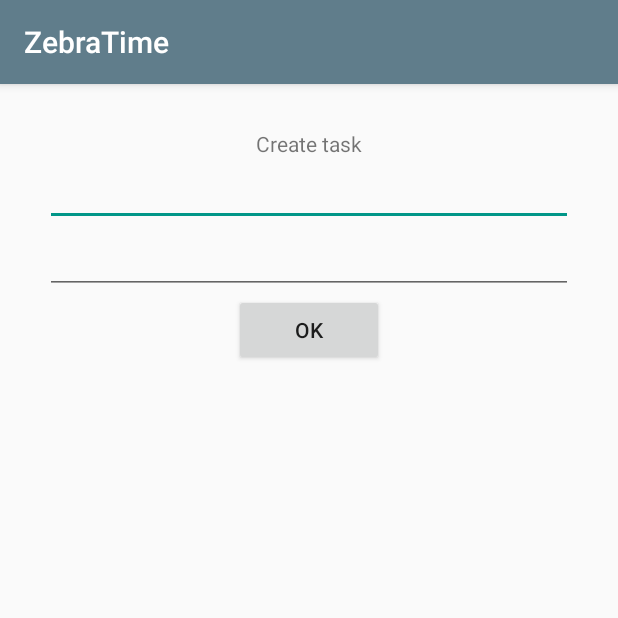
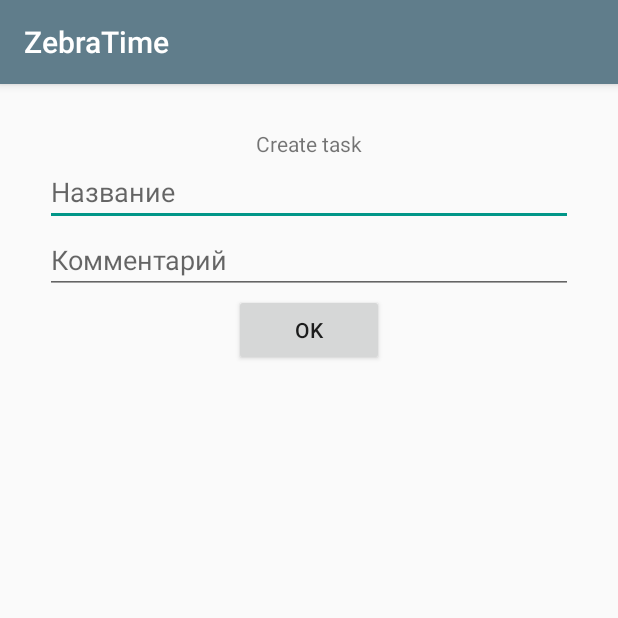
Before and after one commit to VitaliyBelyaev/ZebraTime, an Android app: the NewTaskActivity screen opened directly, with no data from a screen before it, on a phone screen of 412 x 824 dp, the top half of it. Run offline under Robolectric (Android 15) with nearby library versions, the phone set to English and light mode, and no system bars; our stand-ins replace Firebase (no records; nobody signed in at launch, a user with empty details on screens opened directly).

Commit message:
Button style and field hints

```diff
--- a/app/src/main/res/layout/fragment_all_projects.xml
+++ b/app/src/main/res/layout/fragment_all_projects.xml
@@ -15,6 +15,7 @@
         android:layout_width="wrap_content"
         android:layout_height="wrap_content"
         android:text="Create project"
-        android:layout_gravity="center"/>
+        android:layout_gravity="center"
+        style="@style/Widget.AppCompat.Button"/>
 
 </LinearLayout>
--- a/app/src/main/res/layout/task_screen.xml
+++ b/app/src/main/res/layout/task_screen.xml
@@ -22,11 +22,13 @@
             android:id="@+id/textTitle"
             android:layout_width="match_parent"
             android:layout_height="wrap_content"
+            android:hint="Название"
             />
         <EditText
             android:id="@+id/textComment"
             android:layout_width="match_parent"
             android:layout_height="wrap_content"
+            android:hint="Комментарий"
             />
         <Button
             android:id="@+id/btnOk"
```
